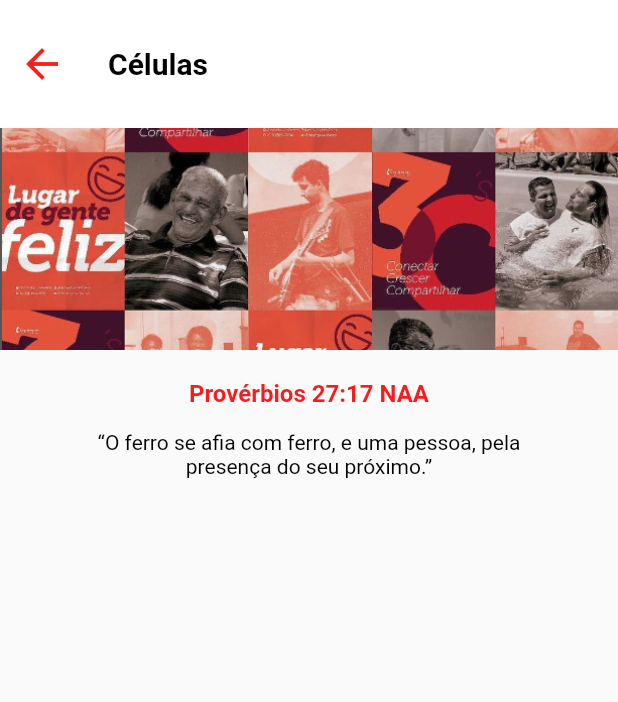
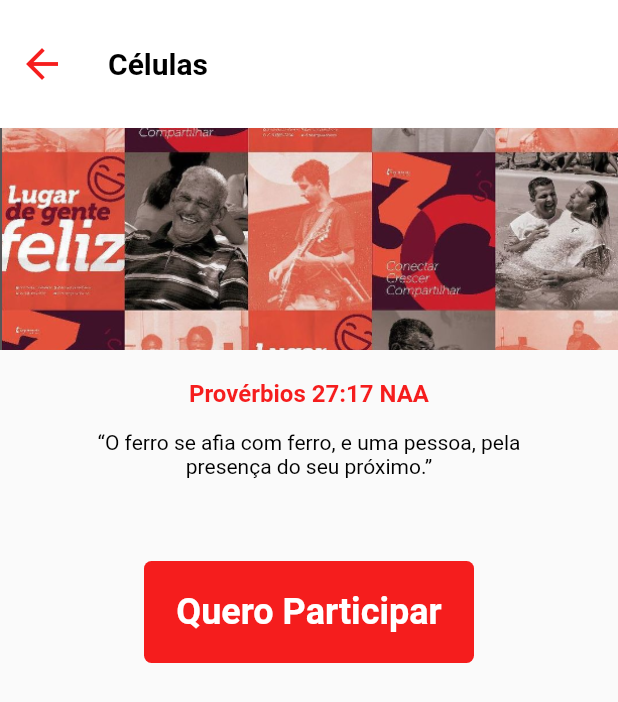
Before and after one commit to brunomarcosluz/metosita_church_app, a Flutter app: the screen it shows after launch, in the side drawer, after a tap on "Células", on a phone screen of 412 x 824 dp. Shown: the top 702 px of the screen. Run offline on Flutter 3.47's test engine with Material 2 defaults, Android fonts, the phone set to English and light mode, and no system bars.

Commit message:
Adicionando botão na página de células

```diff
--- a/metodista_app/lib/components/cells.dart
+++ b/metodista_app/lib/components/cells.dart
@@ -1,4 +1,7 @@
 import 'package:flutter/material.dart';
+import 'package:url_launcher/url_launcher.dart';
+
+final Uri _urlCells = Uri.parse('https://www.google.com/maps/d/embed?mid=1B3rih6dfIGOgi8rtiKp8Xp9uIUWZVJo&ehbc=2E312F');
 
 class Cells extends StatelessWidget {
   const Cells({super.key});
@@ -65,9 +68,37 @@ class Cells extends StatelessWidget {
                 ),
               ),
             ),
+            GestureDetector(
+              onTap: () => {_LaunchCells()},
+              child: Container(
+                margin: EdgeInsets.fromLTRB(0, 40, 0, 15),
+                padding: EdgeInsets.all(20),
+                width: 220,
+                decoration: BoxDecoration(
+                  color: Color.fromARGB(230, 245, 5, 5),
+                  borderRadius: BorderRadius.circular(5),
+                ),
+                child: Text(
+                  'Quero Participar',
+                  textAlign: TextAlign.center,
+                  style: TextStyle(
+                    fontFamily: 'Roboto',
+                    fontSize: 24,
+                    fontWeight: FontWeight.bold,
+                    color: Colors.white,
+                  ),
+                ),
+              ),
+            ),
           ],
         ),
       ),
     );
   }
 }
+
+Future<void> _LaunchCells() async {
+  if (!await launchUrl(_urlCells)) {
+    throw Exception('Não é possível abrir $_urlCells');
+  }
+}
```
